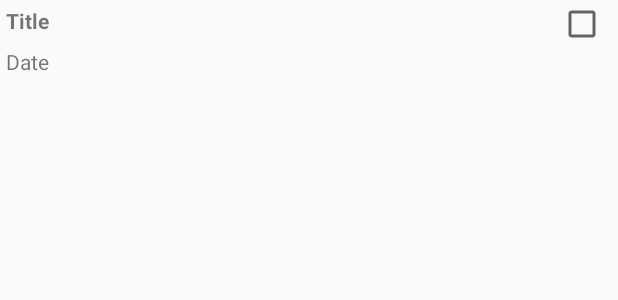
After one commit to augustovictor/android-criminal-intent, an Android app: the layout list_item_crime.xml on its own in the app's theme, with its tools: preview values and no code run, on a phone screen of 412 x 824 dp. The commit adds this screen. Shown: the top 300 px of the screen. Run offline under Robolectric (Android 15) with nearby library versions, the phone set to English and light mode, and no system bars.

Commit message:
Listing crimes with onClickListener on each row of the list

```diff
--- /dev/null
+++ b/app/src/main/res/layout/list_item_crime.xml
@@ -0,0 +1,31 @@
+<?xml version="1.0" encoding="utf-8"?>
+<RelativeLayout xmlns:android="http://schemas.android.com/apk/res/android"
+    android:layout_width="match_parent"
+    android:layout_height="match_parent">
+
+    <CheckBox
+        android:id="@+id/list_item_crime_solved_cb"
+        android:layout_width="wrap_content"
+        android:layout_height="wrap_content"
+        android:layout_alignParentRight="true"
+        android:padding="4dp"/>
+
+    <TextView
+        android:id="@+id/list_item_crime_title_tv"
+        android:layout_width="match_parent"
+        android:layout_height="wrap_content"
+        android:layout_toLeftOf="@id/list_item_crime_solved_cb"
+        android:textStyle="bold"
+        android:padding="4dp"
+        android:text="@string/crime_title_label"/>
+
+    <TextView
+        android:id="@+id/list_item_crime_date_tv"
+        android:layout_width="match_parent"
+        android:layout_height="wrap_content"
+        android:layout_toLeftOf="@id/list_item_crime_solved_cb"
+        android:layout_below="@id/list_item_crime_title_tv"
+        android:text="@string/crime_date_label"
+        android:padding="4dp"/>
+
+</RelativeLayout>
--- a/app/src/main/res/values/strings.xml
+++ b/app/src/main/res/values/strings.xml
@@ -4,4 +4,5 @@
     <string name="crime_title_label">Title</string>
     <string name="crime_details_label">Details</string>
     <string name="crime_solved_label">Solved</string>
+    <string name="crime_date_label">Date</string>
 </resources>
```
Also changed, not shown: app/src/main/java/com/example/victoraweb/criminalintent/CrimeListFragment.java (+80 -0 lines).
